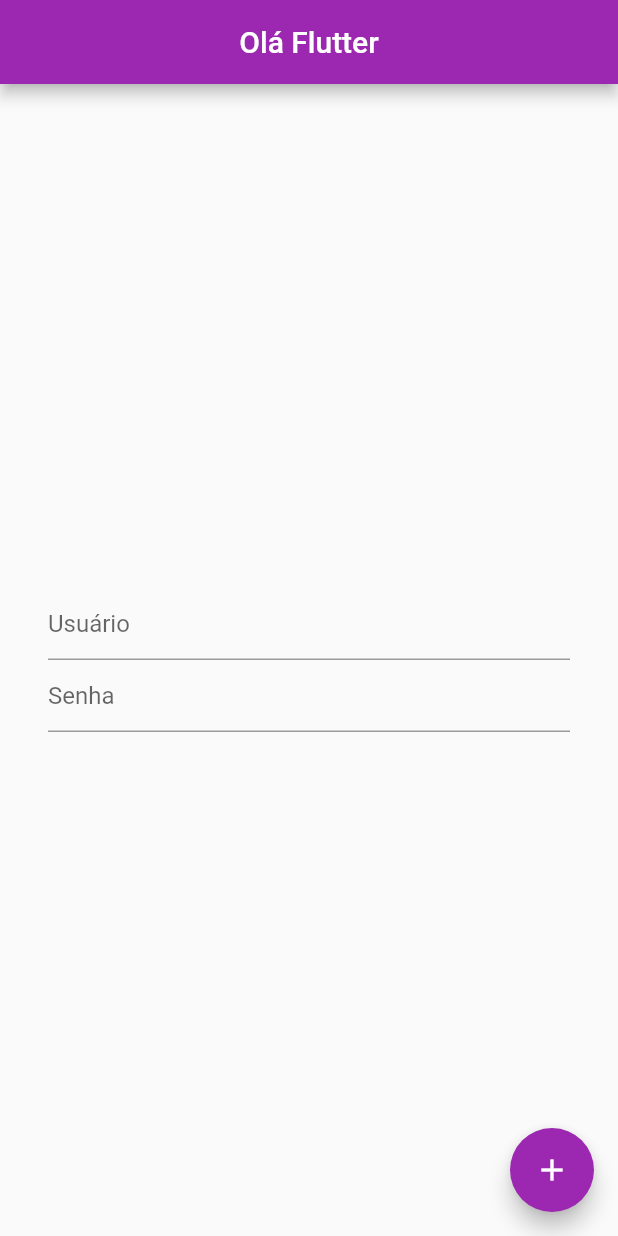
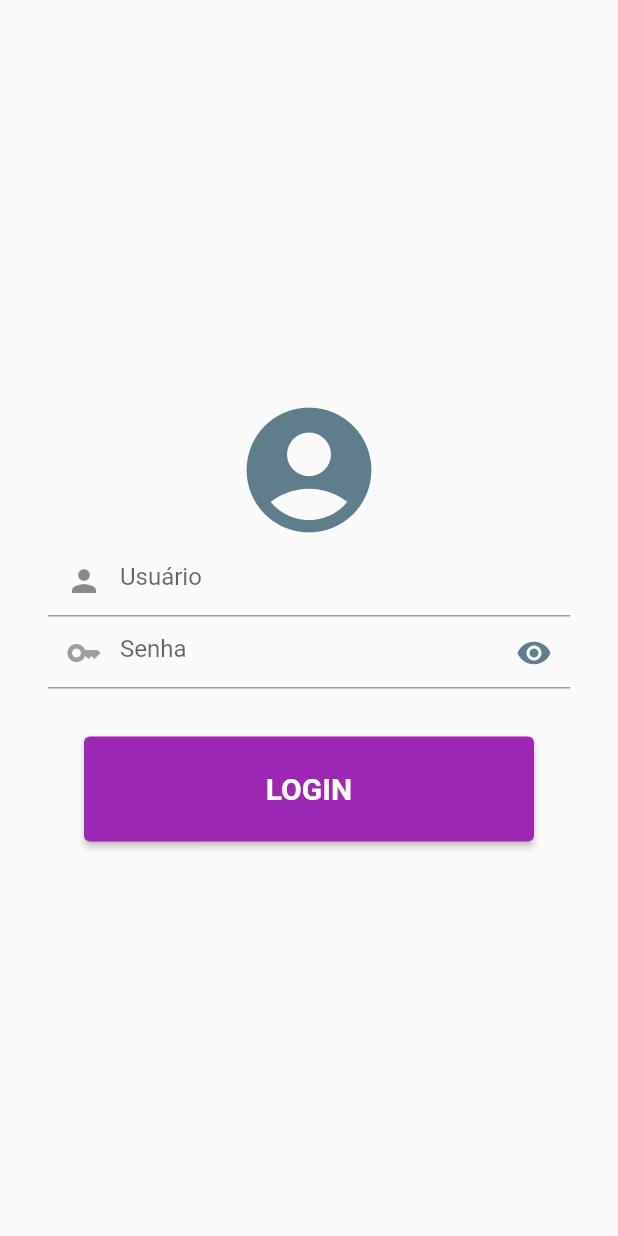
Before and after one commit to Davis-001/Flutter, a Flutter app: the screen it shows after launch, on a phone screen of 412 x 824 dp. Run offline on Flutter 3.47's test engine with Material 2 defaults, Android fonts, the phone set to English and light mode, and no system bars.

Commit message:
Adicionamos icons e colors aos botões.

```diff
--- a/lib/main.dart
+++ b/lib/main.dart
@@ -23,7 +23,7 @@ class MyApp extends StatelessWidget {
 }
 
 class MyHomePage extends StatefulWidget {
-  const MyHomePage({super.key, required this.title});
+ const MyHomePage({super.key, required this.title});
 
 
 
@@ -40,11 +40,7 @@ class _MyHomePageState extends State<MyHomePage> {
   Widget build(BuildContext context) {
 
     return Scaffold(
-      appBar: AppBar(
-        title:const Text("Olá Flutter"),
-        centerTitle: true,
 
-      ),
       body: Center(
 
         child: Padding(
@@ -53,18 +49,19 @@ class _MyHomePageState extends State<MyHomePage> {
 
             mainAxisAlignment: MainAxisAlignment.center,
             children: <Widget>[
-              TextFormField(decoration: const InputDecoration(hintText: "Usuário",),),
-              TextFormField(decoration: const InputDecoration(hintText:"Senha" ,),),
+              const Icon(Icons.account_circle,size:100,color: Colors.blueGrey, ),
+              TextFormField(decoration: const InputDecoration(hintText: "Usuário",prefixIcon:Icon(Icons.person
+               )),),
+              TextFormField(obscureText: true,decoration: const InputDecoration(hintText:"Senha" ,prefixIcon:Icon(Icons.key,
+               color: Colors.grey,),suffixIcon: Icon(Icons.visibility,color: Colors.blueGrey,) ),),
+              const SizedBox(width:20, height:32,),
+              ElevatedButton(onPressed: (){},style: ElevatedButton.styleFrom(backgroundColor: Colors.purple,fixedSize: const Size(300,70 )), child: Text("Login".toUpperCase(), style:const TextStyle(fontSize:20,fontWeight:FontWeight.bold),))
 
             ],
           ),
         ),
       ),
-      floatingActionButton: FloatingActionButton(
-        onPressed: (){},
-        tooltip: 'Increment',
-        child: const Icon(Icons.add),
-      ),
+
     );
   }
 }
```
